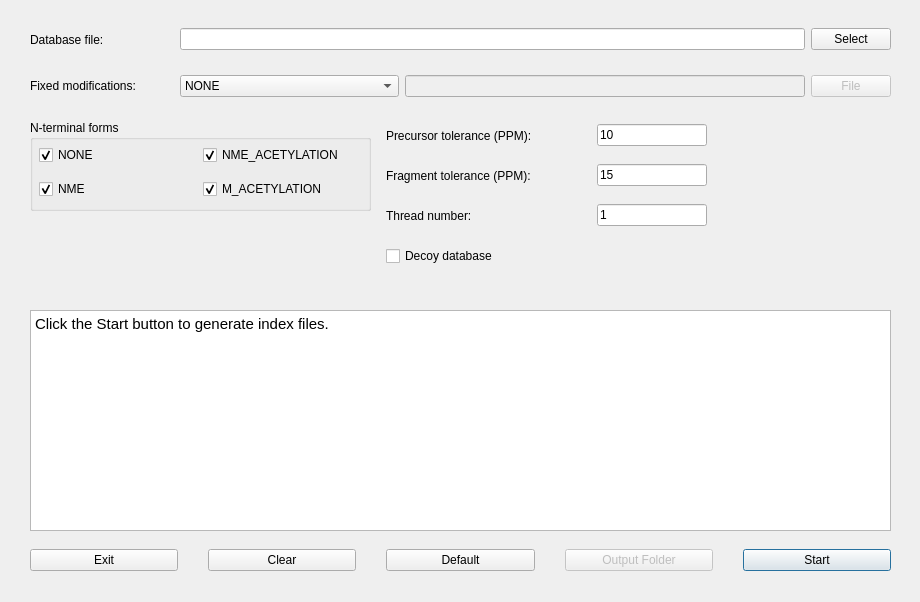
First picture: the form in src/gui/topindex/topindexdialog.ui, repository toppic-suite/toppic-suite, before the edit.
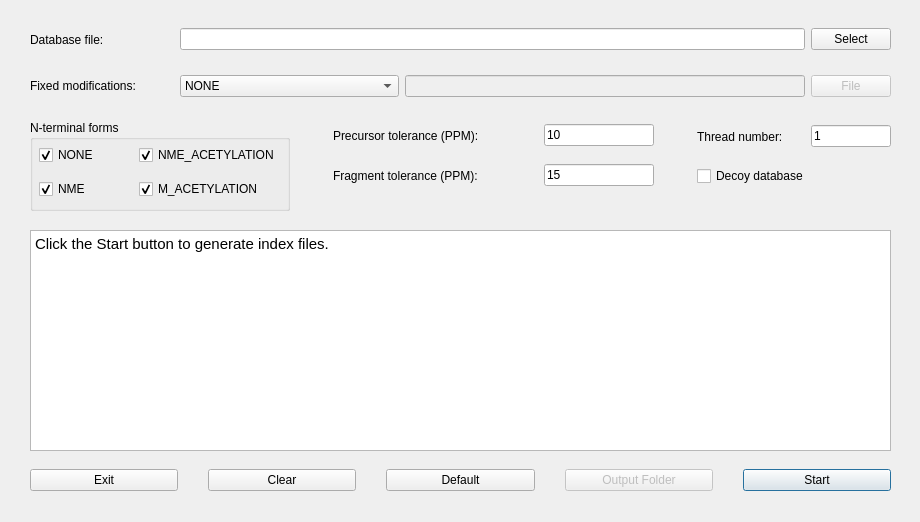
Second picture: the form after the edit. Icons and pictures are not drawn.

Commit message: topindex_gui: narrower N-terminal forms box, tolerances and thread number / decoy database in two columns again

```diff
--- a/src/gui/topindex/topindexdialog.ui
+++ b/src/gui/topindex/topindexdialog.ui
@@ -7,7 +7,7 @@
     <x>0</x>
     <y>0</y>
     <width>920</width>
-    <height>602</height>
+    <height>522</height>
    </rect>
   </property>
   <property name="sizePolicy">
@@ -19,13 +19,13 @@
   <property name="minimumSize">
    <size>
     <width>920</width>
-    <height>590</height>
+    <height>510</height>
    </size>
   </property>
   <property name="maximumSize">
    <size>
     <width>920</width>
-    <height>790</height>
+    <height>710</height>
    </size>
   </property>
   <property name="windowTitle">
@@ -40,7 +40,7 @@
     <property name="geometry">
      <rect>
       <x>30</x>
-      <y>540</y>
+      <y>460</y>
       <width>861</width>
       <height>41</height>
      </rect>
@@ -111,7 +111,7 @@
     <property name="geometry">
      <rect>
       <x>30</x>
-      <y>310</y>
+      <y>230</y>
       <width>861</width>
       <height>221</height>
      </rect>
@@ -230,7 +230,7 @@
      <widget class="QWidget" name="horizontalLayoutWidget_precTole">
       <property name="geometry">
        <rect>
-      <x>386</x>
+      <x>333</x>
       <y>120</y>
       <width>321</width>
       <height>31</height>
@@ -283,7 +283,7 @@
    <widget class="QWidget" name="horizontalLayoutWidget_14">
     <property name="geometry">
      <rect>
-        <x>386</x>
+        <x>333</x>
         <y>160</y>
         <width>321</width>
         <height>31</height>
@@ -336,43 +336,31 @@
    <widget class="QWidget" name="horizontalLayoutWidget_22">
     <property name="geometry">
      <rect>
-      <x>386</x>
-      <y>200</y>
-      <width>321</width>
-      <height>31</height>
+      <x>697</x>
+      <y>120</y>
+      <width>194</width>
+      <height>33</height>
      </rect>
     </property>
     <layout class="QHBoxLayout" name="horizontalLayout_22">
      <item alignment="Qt::AlignLeft">
       <widget class="QLabel" name="label_23">
-       <property name="minimumSize">
-        <size>
-         <width>200</width>
-         <height>0</height>
-        </size>
-       </property>
-       <property name="maximumSize">
-        <size>
-         <width>200</width>
-         <height>16777215</height>
-        </size>
-       </property>
        <property name="text">
         <string>Thread number:</string>
        </property>
       </widget>
      </item>
-     <item alignment="Qt::AlignRight">
+     <item>
       <widget class="QLineEdit" name="threadNumberEdit">
        <property name="minimumSize">
         <size>
-         <width>110</width>
+         <width>80</width>
          <height>0</height>
         </size>
        </property>
        <property name="maximumSize">
         <size>
-         <width>110</width>
+         <width>80</width>
          <height>16777215</height>
         </size>
        </property>
@@ -389,8 +377,8 @@
    <widget class="QWidget" name="horizontalLayoutWidget_21">
     <property name="geometry">
      <rect>
-      <x>386</x>
-      <y>240</y>
+      <x>697</x>
+      <y>160</y>
       <width>151</width>
       <height>33</height>
      </rect>
@@ -410,7 +398,7 @@
      <rect>
       <x>30</x>
       <y>120</y>
-      <width>341</width>
+      <width>260</width>
       <height>91</height>
      </rect>
     </property>
@@ -422,7 +410,7 @@
       <rect>
        <x>9</x>
        <y>17</y>
-       <width>321</width>
+       <width>241</width>
        <height>70</height>
       </rect>
      </property>
```
